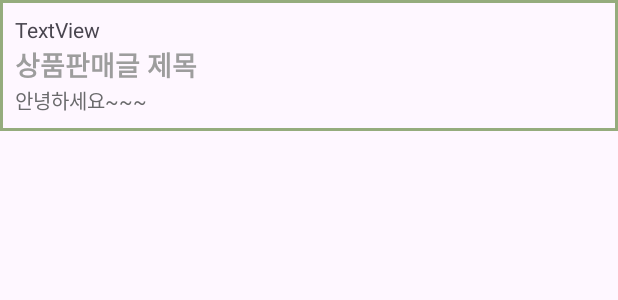
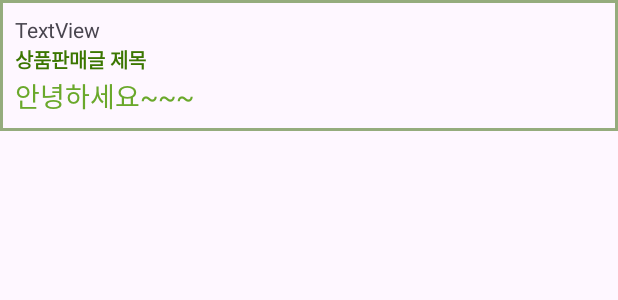
Before and after one commit to sheepyis/Second-Hand, an Android app: the layout item_message.xml on its own in the app's theme, with its tools: preview values and no code run, on a phone screen of 412 x 824 dp. Shown: the top 300 px of the screen. Run offline under Robolectric (Android 15) with nearby library versions, the phone set to English and light mode, and no system bars.

Commit message:
메세지 디자인 꾸미기

```diff
--- a/app/src/main/java/com/example/myapplication/MessageAdapter.kt
+++ b/app/src/main/java/com/example/myapplication/MessageAdapter.kt
@@ -59,7 +59,7 @@ class MessageAdapter(private val context: Context, private val messagesList: Lis
 
         val currentItem = messagesList[position]
         if (currentItem.receiver == nickname) {
-            holder.sender.text = "${currentItem.sender}님:"
+            holder.sender.text = "보낸 사람 : ${currentItem.sender}님"
             holder.product.text = currentItem.product
             holder.content.text = currentItem.content
         }
--- a/app/src/main/res/layout/item_message.xml
+++ b/app/src/main/res/layout/item_message.xml
@@ -30,8 +30,8 @@
                 android:layout_height="wrap_content"
                 android:layout_weight="1"
                 android:text="상품판매글 제목"
-                android:textColor="#9D9D9D"
-                android:textSize="18sp"
+                android:textColor="#3B7600"
+                android:textSize="13sp"
                 android:textStyle="bold" />
 
             <TextView
@@ -40,8 +40,8 @@
                 android:layout_height="wrap_content"
                 android:layout_weight="1"
                 android:text="안녕하세요~~~"
-                android:textColor="#6A6A6C"
-                android:textSize="13sp" />
+                android:textColor="#6AA82B"
+                android:textSize="18sp" />
         </LinearLayout>
 
     </LinearLayout>
```
